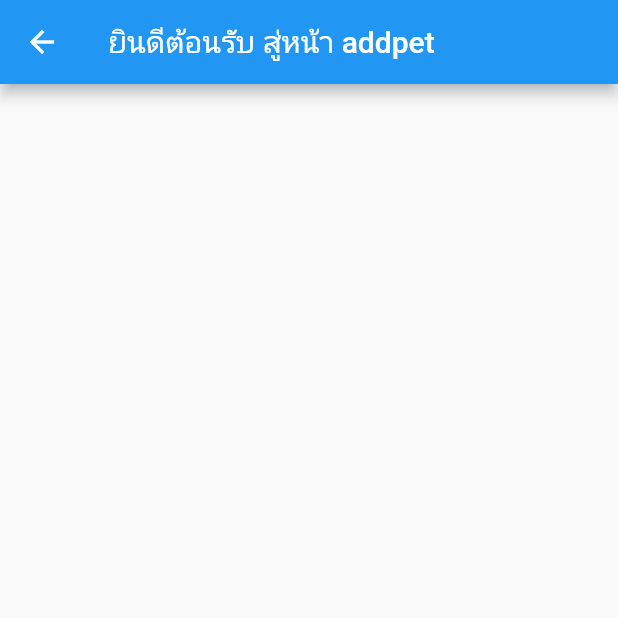
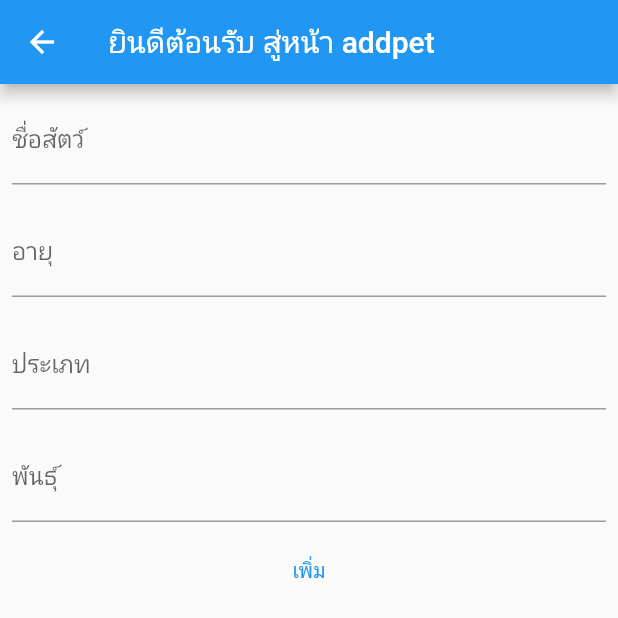
Before and after one commit to Yunocat02/LittleBuddy, a Flutter app: the screen it shows after launch, after a tap on the "pets" icon, on a phone screen of 412 x 824 dp, the top half of it. Run offline on Flutter 3.47's test engine with Material 2 defaults, Android fonts, the phone set to English and light mode, and no system bars; our stand-ins replace cloud_firestore, firebase_auth, firebase_core, flutter_svg, gap, get and 3 more; accounts and stored records are empty.

Commit message:
make menu addpet

```diff
--- a/lib/views/addpet_view.dart
+++ b/lib/views/addpet_view.dart
@@ -1,26 +1,71 @@
 import 'package:flutter/material.dart';
+import 'package:flutter/services.dart';
 
-class addpet extends StatefulWidget {
-  const addpet({super.key});
+import '../widgets/back_button.dart';
+
+class AddPet extends StatefulWidget {
+  const AddPet({Key? key}) : super(key: key);
 
   @override
-  State<addpet> createState() => _addpetState();
+  State<AddPet> createState() => _AddPetState();
 }
 
-class _addpetState extends State<addpet> {
+class _AddPetState extends State<AddPet> {
   @override
   Widget build(BuildContext context) {
     return Scaffold(
-      appBar: AppBar(title: Text("ยินดีต้อนรับ สู่หน้า addpet")),
-      body: Padding(
-        padding: const EdgeInsets.all(10.0),
-        child: SingleChildScrollView(
-          child: Center(
-            child: Column(
-              mainAxisAlignment: MainAxisAlignment.center,
-              children: [],
+      appBar: AppBar(title: const Text("ยินดีต้อนรับ สู่หน้า addpet")),
+      body: Form(
+        child: Column(
+          children: [
+            Padding(
+              padding: const EdgeInsets.all(8.0),
+              child: TextFormField(
+                decoration: InputDecoration(labelText: "ชื่อสัตว์"),
+              ),
             ),
-          ),
+            Padding(
+              padding: const EdgeInsets.all(8.0),
+              child: TextFormField(
+                decoration: InputDecoration(labelText: "อายุ"),
+                keyboardType: TextInputType.number,
+                inputFormatters: <TextInputFormatter>[
+                  FilteringTextInputFormatter.digitsOnly
+                ],
+              ),
+            ),
+            Padding(
+              padding: const EdgeInsets.all(8.0),
+              child: TextFormField(
+                decoration: InputDecoration(labelText: "ประเภท"),
+              ),
+            ),
+            Padding(
+              padding: const EdgeInsets.all(8.0),
+              child: TextFormField(
+                decoration: InputDecoration(labelText: "พันธุ์"),
+              ),
+            ),
+            Stack(
+              children: [
+                Positioned(
+                  left: 15,
+                  top: 50,
+                  child: PetBackButton(),
+                ),
+                TextButton(
+                  style: ButtonStyle(
+                    foregroundColor:
+                        MaterialStateProperty.all<Color>(Colors.blue),
+                  ),
+                  onPressed: () {
+                    // Add your onPressed logic here
+                  },
+                  child: const Text('เพิ่ม'),
+                ),
+              ],
+            ),
+          ],
         ),
       ),
     );
--- a/lib/views/home.dart
+++ b/lib/views/home.dart
@@ -49,7 +49,7 @@ class Home extends StatelessWidget {
           onPressed: () {
             Navigator.push(
               context,
-              MaterialPageRoute(builder: (context) => addpet()),
+              MaterialPageRoute(builder: (context) => AddPet()),
             );
           },
           icon: Icon(Icons.pets),
```
